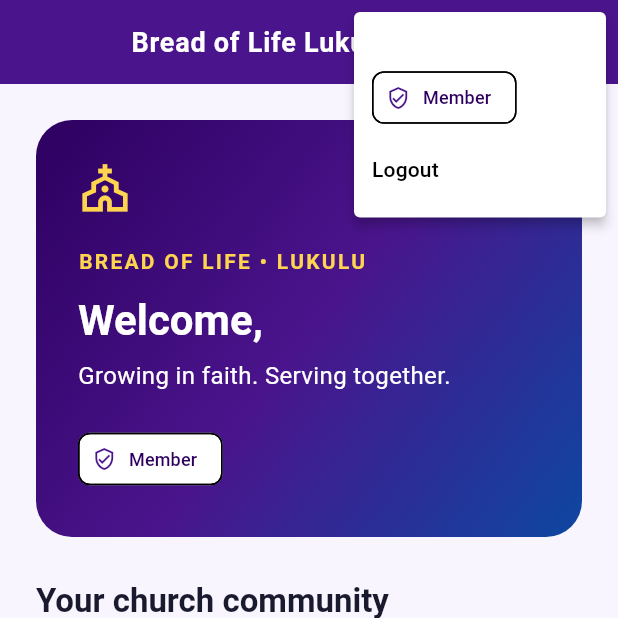
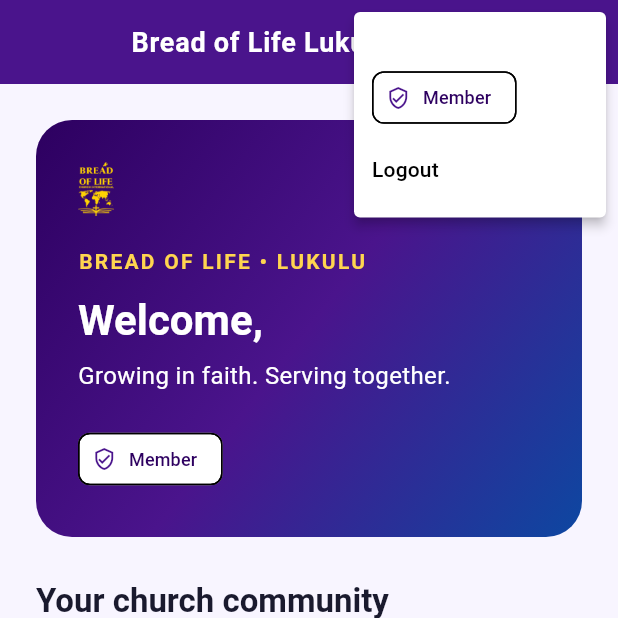
Before and after one commit to kasondebbuku-spec/Lukulu-Bread-of-Life-Church, a Flutter app: the screen it shows once a user with an empty profile is signed in, after a tap on the "person" icon, on a phone screen of 412 x 824 dp, the top half of it. Run offline on Flutter 3.47's test engine with Material 3 defaults, Android fonts, the phone set to English and light mode, and no system bars; our stand-ins replace cloud_firestore, firebase_auth, firebase_core, flutter_riverpod, pdf, printing; accounts and stored records are empty.

Commit message:
Add real Bread of Life Church logo, replacing placeholder church icon
Swaps the generic Material Icons.church glyph for the church's actual
gold logo (cropped to its content bounds) on the login/signup screen and
the dashboard header banner.

Co-Authored-By: Claude Sonnet 5 <noreply@anthropic.com>

```diff
--- a/lib/features/dashboard/dashboard_screen.dart
+++ b/lib/features/dashboard/dashboard_screen.dart
@@ -83,8 +83,11 @@ class DashboardScreen extends ConsumerWidget {
               child: Column(
                 crossAxisAlignment: CrossAxisAlignment.start,
                 children: [
-                  const Icon(Icons.church_outlined,
-                      color: AppColors.secondaryLight, size: 36),
+                  Image.asset(
+                    'assets/images/bol_logo.png',
+                    height: 36,
+                    fit: BoxFit.contain,
+                  ),
                   const SizedBox(height: 20),
                   const Text('BREAD OF LIFE • LUKULU',
                       style: TextStyle(
--- a/lib/screens/auth_screen.dart
+++ b/lib/screens/auth_screen.dart
@@ -82,8 +82,11 @@ class _AuthScreenState extends ConsumerState<AuthScreen> {
                       color: Colors.white.withValues(alpha: 0.12),
                       shape: BoxShape.circle,
                     ),
-                    child: const Icon(Icons.church,
-                        color: AppColors.secondary, size: 40),
+                    child: Image.asset(
+                      'assets/images/bol_logo.png',
+                      height: 40,
+                      fit: BoxFit.contain,
+                    ),
                   ),
                   const SizedBox(height: 16),
                   Text(
--- a/pubspec.yaml
+++ b/pubspec.yaml
@@ -24,3 +24,5 @@ dev_dependencies:
 
 flutter:
   uses-material-design: true
+  assets:
+    - assets/images/bol_logo.png
```
Also changed, not shown: assets/images/bol_logo.png (added).
